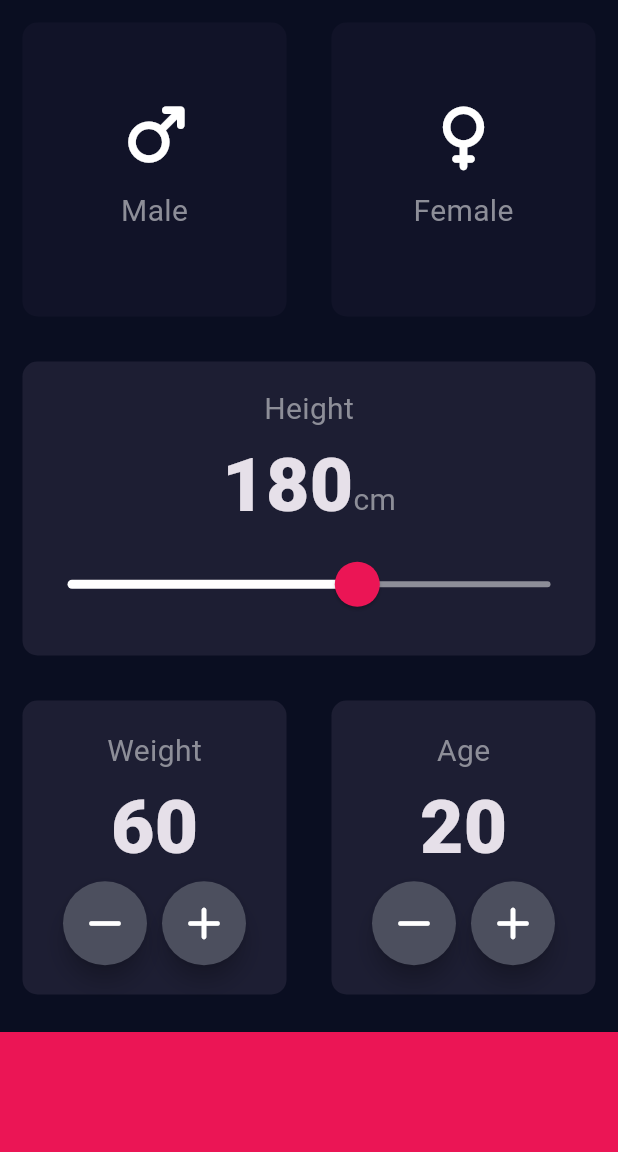
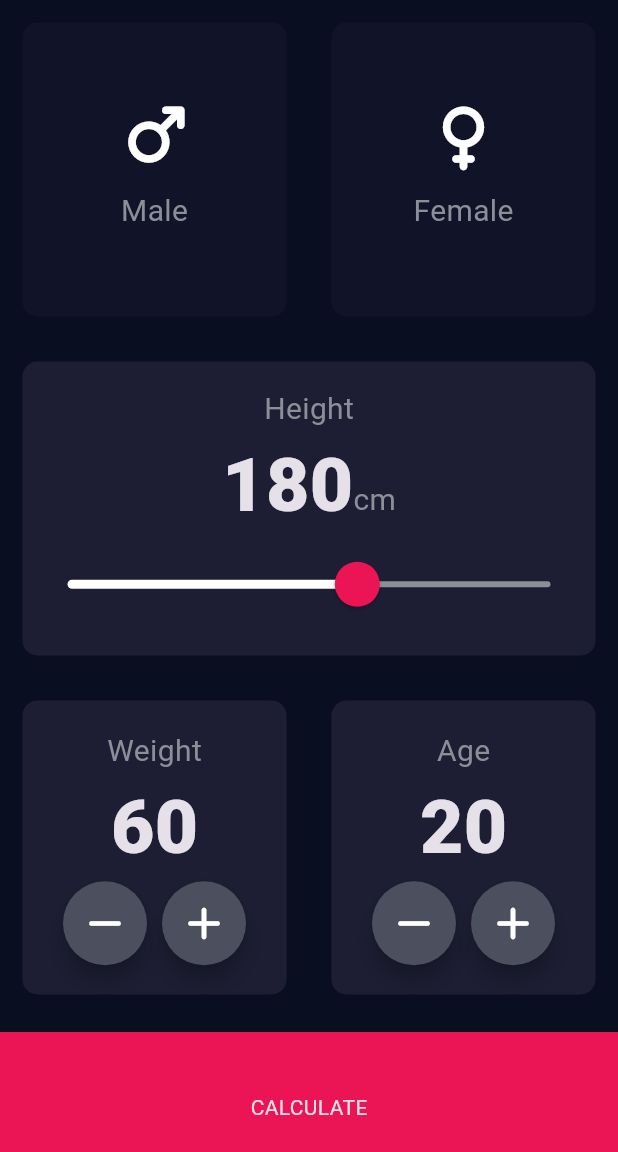
Before and after one commit to oscarmwangangi/Bmi, a Flutter app: the screen it shows after launch, on a phone screen of 412 x 824 dp, the part 84-1236 px from its top. Run offline on Flutter 3.47's test engine with Material 3 defaults, Android fonts, the phone set to English and light mode, and no system bars; our stand-ins replace font_awesome_flutter.

Commit message:
full completed project 1

```diff
--- /dev/null
+++ b/lib/components/bottom_button.dart
@@ -0,0 +1,28 @@
+import 'package:flutter/material.dart';
+import '../constants.dart';
+
+class BottonButton extends StatelessWidget {
+
+  const BottonButton({
+    required this.onTap, required this.bottomTitle,
+  });
+
+  final VoidCallback onTap;
+  final String bottomTitle;
+  @override
+  Widget build(BuildContext context) {
+    return GestureDetector(
+      onTap: onTap,
+      child: Container(
+        color: kBottomContainerColor,
+        margin: EdgeInsets.only(top: 10.0),
+        width: double.infinity,
+        height: kBottomContainerHeight,
+        padding: EdgeInsets.only(top:20),
+        child: Center(
+            child: Text(bottomTitle)
+        ),
+      ),
+    );
+  }
+}
--- a/lib/icon_content.dart
+++ b/lib/components/icon_content.dart
@@ -1,5 +1,5 @@
 import 'package:flutter/material.dart';
-import 'constants.dart';
+import '../constants.dart';
 
 
 class iconContent extends StatelessWidget {
--- a/lib/reusable_card.dart
+++ b/lib/components/reusable_card.dart
@@ -1,6 +1,6 @@
 import 'package:flutter/material.dart';
 
-import 'input_data.dart';
+import '../screens/input_data.dart';
 
 class ReusableCard extends StatelessWidget {
   final Color color;
--- a/lib/constants.dart
+++ b/lib/constants.dart
@@ -8,3 +8,9 @@ const kInactiveCardColor = Color(0xFF111328);
 const kNumberTextStyle = TextStyle(fontWeight: FontWeight.w900,fontSize: 50);
 
 const kLableTextStyle = TextStyle(fontSize: 20.0, color: Color(0xFF8D8E98));
+const kLargeButtonStyle = TextStyle(fontWeight: FontWeight.bold, fontSize: 25);
+const kAppBar = Center(child: Text('BMI CALCULATOR'));
+const kTitleTextStyle = TextStyle(fontSize: 50, fontWeight: FontWeight.bold );
+const kResultTextStyle = TextStyle(color: Color(0xFF24D876),fontSize: 25,fontWeight: FontWeight.bold);
+const kBmiTextStyle = TextStyle(fontSize: 100);
+const kBodyTextStyle = TextStyle(fontSize: 25);
--- a/lib/main.dart
+++ b/lib/main.dart
@@ -1,5 +1,5 @@
 import 'package:flutter/material.dart';
-import 'input_data.dart';
+import 'screens/input_data.dart';
 import 'package:font_awesome_flutter/font_awesome_flutter.dart';
 
 void main() => runApp(BMICalculator());
--- a/lib/input_data.dart
+++ b/lib/screens/input_data.dart
@@ -1,9 +1,11 @@
 import 'package:flutter/material.dart';
-import 'icon_content.dart';
-import 'reusable_card.dart';
+import '../calculate_brain.dart';
+import '../components/icon_content.dart';
+import '../components/reusable_card.dart';
 import 'package:font_awesome_flutter/font_awesome_flutter.dart';
-import 'constants.dart';
-
+import '../constants.dart';
+import 'result_page.dart';
+import '../components/bottom_button.dart';
 class InputPage extends StatefulWidget {
 
   @override
@@ -180,17 +182,25 @@ class _InputPageState extends State<InputPage> {
                 ]
             )
             ),
-            Container(
-              color: kBottomContainerColor,
-              margin: EdgeInsets.only(top: 10.0),
-              width: double.infinity,
-              height: kBottomContainerHeight,
-             )
+            BottonButton(onTap: () {
+              calculatorBMI calc = calculatorBMI(height: height,weight: weight);
+              Navigator.push(
+                context,
+                MaterialPageRoute(builder: (context) => ResultPage(
+                  ResultInterpretation: calc.getInterpretation(),
+                  ResultText: calc.getResult(),
+                  BmiResult: calc.CalculateBMI(),
+                )),
+
+              );
+            }, bottomTitle: 'CALCULATE',)
           ],
         )
     );
   }
 }
+
+
 
 class RoundIconButton extends StatelessWidget {
 
```
Also changed, not shown: lib/calculate_brain.dart (added, +36 -0 lines), lib/screens/result_page.dart (added, +57 -0 lines).
